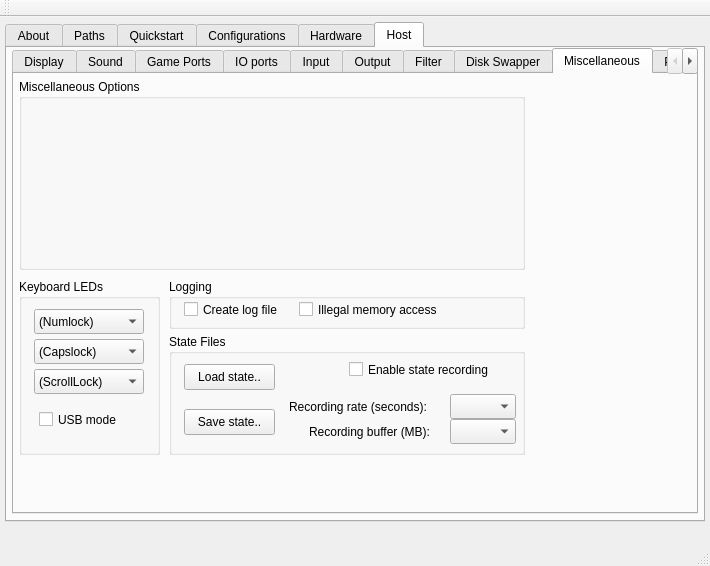
This is src/gui-qt/puae_mainwindow.ui in threader/e-uae-ppc-jit-nix as Qt 5 draws it before an edit. The edited form follows.
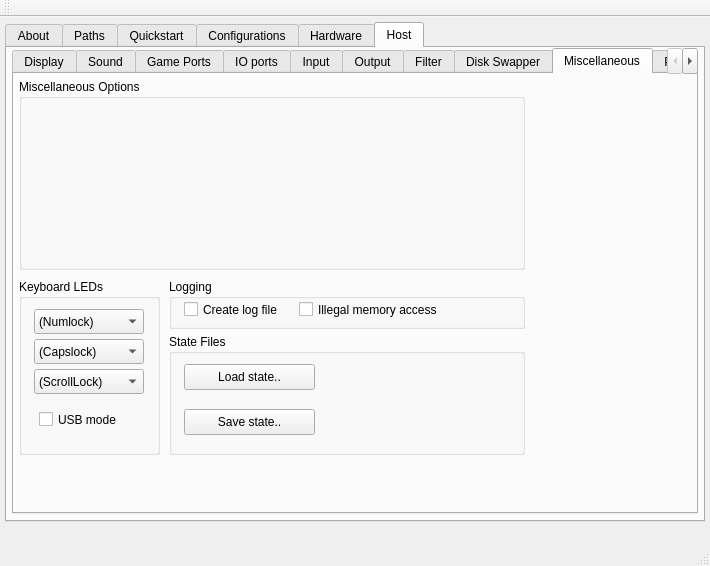
This is the edited form. The open tabs and pages were chosen to show the change.

What changed in the file:
```diff
--- a/src/gui-qt/puae_mainwindow.ui
+++ b/src/gui-qt/puae_mainwindow.ui
@@ -6026,7 +6026,7 @@
           <rect>
            <x>15</x>
            <y>30</y>
-           <width>91</width>
+           <width>131</width>
            <height>26</height>
           </rect>
          </property>
@@ -6039,7 +6039,7 @@
           <rect>
            <x>15</x>
            <y>75</y>
-           <width>91</width>
+           <width>131</width>
            <height>26</height>
           </rect>
          </property>
@@ -6047,65 +6047,6 @@
           <string>Save state..</string>
          </property>
         </widget>
-        <widget class="QCheckBox" name="checkBox_11">
-         <property name="geometry">
-          <rect>
-           <x>180</x>
-           <y>25</y>
-           <width>170</width>
-           <height>21</height>
-          </rect>
-         </property>
-         <property name="text">
-          <string>Enable state recording</string>
-         </property>
-        </widget>
-        <widget class="QComboBox" name="comboBox_29">
-         <property name="geometry">
-          <rect>
-           <x>281</x>
-           <y>85</y>
-           <width>66</width>
-           <height>25</height>
-          </rect>
-         </property>
-        </widget>
-        <widget class="QComboBox" name="comboBox_30">
-         <property name="geometry">
-          <rect>
-           <x>281</x>
-           <y>60</y>
-           <width>66</width>
-           <height>25</height>
-          </rect>
-         </property>
-        </widget>
-        <widget class="QLabel" name="label_51">
-         <property name="geometry">
-          <rect>
-           <x>120</x>
-           <y>65</y>
-           <width>161</width>
-           <height>16</height>
-          </rect>
-         </property>
-         <property name="text">
-          <string>Recording rate (seconds):</string>
-         </property>
-        </widget>
-        <widget class="QLabel" name="label_52">
-         <property name="geometry">
-          <rect>
-           <x>140</x>
-           <y>90</y>
-           <width>141</width>
-           <height>16</height>
-          </rect>
-         </property>
-         <property name="text">
-          <string>Recording buffer (MB):</string>
-         </property>
-        </widget>
        </widget>
       </widget>
       <widget class="QWidget" name="tab_host_extensions">
```
Left out of the diff: 96 changed lines with no effect on the pictures.
